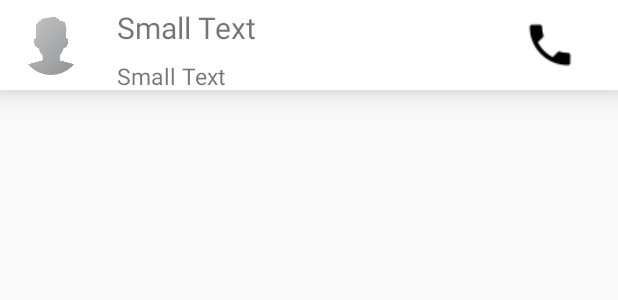
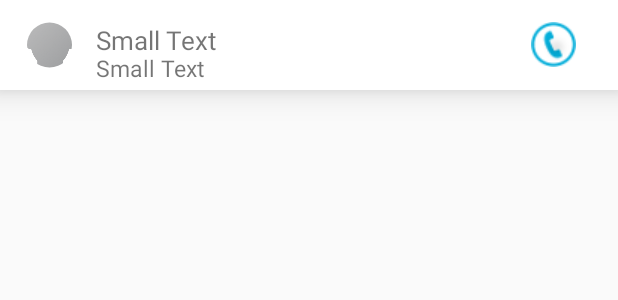
Before and after one commit to mdg-iitr-archive/Calling-Text, an Android app: the layout contact_card.xml on its own in the app's theme, with its tools: preview values and no code run, on a phone screen of 412 x 824 dp. Shown: the top 300 px of the screen. Run offline under Robolectric (Android 15) with nearby library versions, the phone set to English and light mode, and no system bars.

Commit message:
minor ui fixes

```diff
--- a/app/src/main/res/layout/contact_card.xml
+++ b/app/src/main/res/layout/contact_card.xml
@@ -11,30 +11,17 @@
     android:transitionName="qwerty2">
 
 
-    <TextView
-        android:layout_width="wrap_content"
-        android:layout_height="40dp"
-        android:textSize="20dp"
-        android:textAppearance="?android:attr/textAppearanceSmall"
-        android:text="Small Text"
-        android:id="@+id/textView6"
-        android:layout_marginLeft="78dp"
-        android:layout_marginStart="78dp"
-        android:layout_alignBottom="@+id/imageButton21"
-        android:layout_alignParentLeft="true"
+    <de.hdodenhof.circleimageview.CircleImageView
+        android:layout_width="30dp"
+        android:layout_height="30dp"
+        android:id="@+id/imageView4"
+        android:src="@drawable/con1"
+        android:layout_marginLeft="14dp"
+        android:layout_marginStart="18dp"
+        android:layout_marginRight="18dp"
+        android:layout_alignParentBottom="true"
+        android:layout_alignParentTop="true"
         android:layout_alignParentStart="true" />
-
-    <ImageButton
-        android:layout_width="40dp"
-        android:layout_height="30dp"
-        android:id="@+id/imageButton21"
-        android:src="@drawable/call"
-        android:background="#ffffff"
-        android:layout_marginRight="25dp"
-        android:layout_marginEnd="25dp"
-        android:layout_centerVertical="true"
-        android:layout_alignParentRight="true"
-        android:layout_alignParentEnd="true" />
 
     <TextView
         android:layout_width="wrap_content"
@@ -43,19 +30,30 @@
         android:text="Small Text"
         android:id="@+id/textView7"
         android:textSize="15dp"
-        android:layout_alignParentBottom="true"
-        android:layout_alignLeft="@+id/textView6"
+        android:layout_below="@+id/textView6"
         android:layout_alignStart="@+id/textView6" />
 
-    <de.hdodenhof.circleimageview.CircleImageView
-        android:layout_width="40dp"
-        android:layout_height="40dp"
-        android:id="@+id/imageView4"
-        android:src="@drawable/con1"
-        android:layout_marginLeft="14dp"
-        android:layout_marginStart="14dp"
+    <ImageButton
+        android:layout_width="30dp"
+        android:layout_height="30dp"
+        android:id="@+id/imageButton21"
+        android:src="@drawable/call3"
+        android:background="#ffffff"
+        android:layout_marginRight="25dp"
+        android:layout_marginEnd="28dp"
         android:layout_centerVertical="true"
-        android:layout_alignParentLeft="true"
-        android:layout_alignParentStart="true" />
+        android:layout_alignParentEnd="true" />
+
+    <TextView
+        android:layout_width="wrap_content"
+        android:layout_height="20dp"
+        android:textSize="17dp"
+        android:textAppearance="?android:attr/textAppearanceSmall"
+        android:text="Small Text"
+        android:id="@+id/textView6"
+        android:layout_marginLeft="66dp"
+        android:layout_alignTop="@+id/imageButton21"
+        android:layout_toEndOf="@+id/imageView4"
+        android:layout_marginStart="16dp" />
 
 </RelativeLayout>
--- a/app/src/main/res/layout/gif_fragment.xml
+++ b/app/src/main/res/layout/gif_fragment.xml
@@ -307,8 +307,6 @@
             android:id="@+id/view16"
             android:layout_width="80dp"
             android:layout_height="80dp"
-            android:layout_above="@+id/imageButton19"
-            android:layout_toEndOf="@+id/imageButton15"
             android:layout_toRightOf="@+id/imageButton15"
             android:background="@drawable/praying" />
 
--- a/build.gradle
+++ b/build.gradle
@@ -5,7 +5,7 @@ buildscript {
         jcenter()
     }
     dependencies {
-        classpath 'com.android.tools.build:gradle:2.1.0'
+        classpath 'com.android.tools.build:gradle:2.2.3'
         // NOTE: Do not place your application dependencies here; they belong
         // in the individual module build.gradle files
         classpath 'com.google.gms:google-services:3.0.0'
```
Also changed, not shown: app/src/main/res/layout/activity_popup_dialer.xml (+16 -18 lines), app/src/main/res/layout/activity_settings.xml (+12 -5 lines), app/src/main/res/layout/dialog.xml (+15 -17 lines), app/src/main/res/layout/history_card.xml (+27 -22 lines), app/src/main/res/drawable/call3.png (added), gradle/wrapper/gradle-wrapper.properties.
